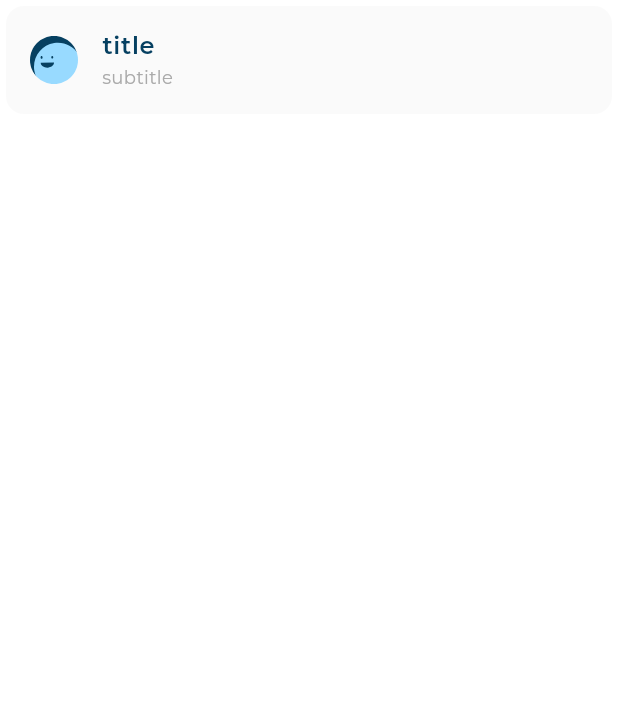
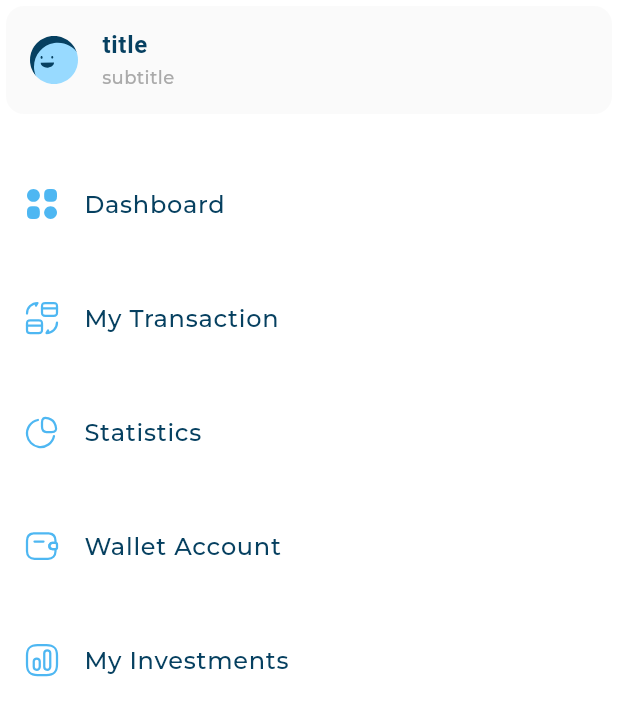
Before and after one commit to Adham167/responsive_dash_board, a Flutter app: the DashboardDesktopLayout screen opened directly, on a phone screen of 412 x 824 dp. Shown: the top 716 px of the screen. Run offline on Flutter 3.47's test engine with Material 3 defaults, Android fonts, the phone set to English and light mode, and no system bars; our stand-ins replace flutter_svg; project files that could hold a hidden picture were left out.

Commit message:
adding custom drawer

```diff
--- a/lib/main.dart
+++ b/lib/main.dart
@@ -5,14 +5,13 @@ void main() {
   runApp(ResponsiveDashBoard());
 }
 
-
-
 class ResponsiveDashBoard extends StatelessWidget {
   const ResponsiveDashBoard({super.key});
 
   @override
   Widget build(BuildContext context) {
     return MaterialApp(
+      debugShowCheckedModeBanner: false,
       home: DashBoardView(),
     );
   }
--- /dev/null
+++ b/lib/models/drawer_item_model.dart
@@ -0,0 +1,6 @@
+class DrawerItemModel {
+  final String title;
+  final String image;
+
+  const DrawerItemModel({required this.title, required this.image});
+}
--- a/lib/utils/app_styles.dart
+++ b/lib/utils/app_styles.dart
@@ -28,7 +28,7 @@ abstract class AppStyles {
   static const TextStyle styleSemiBold16 = TextStyle(
     color: Color(0xFF064061),
     fontSize: 16,
-    fontFamily: 'Montserrat',
+
     fontWeight: FontWeight.w600,
   );
   static const TextStyle styleSemiBold20 = TextStyle(
--- a/lib/widgets/custom_drawer.dart
+++ b/lib/widgets/custom_drawer.dart
@@ -1,10 +1,19 @@
 import 'package:flutter/material.dart';
+import 'package:responsive_dash_board/models/drawer_item_model.dart';
 import 'package:responsive_dash_board/utils/app_images.dart';
+import 'package:responsive_dash_board/widgets/drawer_item.dart';
 import 'package:responsive_dash_board/widgets/user_info_list_tile.dart';
 
 class CustomDrawer extends StatelessWidget {
   const CustomDrawer({super.key});
 
+  static const List<DrawerItemModel> items = [
+    DrawerItemModel(title: "Dashboard", image: Assets.imagesDashboard),
+    DrawerItemModel(title: "My Transaction", image: Assets.imagesMyTransctions),
+    DrawerItemModel(title: "Statistics", image: Assets.imagesStatistics),
+    DrawerItemModel(title: "Wallet Account", image: Assets.imagesWalletAccount),
+    DrawerItemModel(title: "My Investments", image: Assets.imagesMyInvestments),
+  ];
   @override
   Widget build(BuildContext context) {
     return Container(
@@ -16,6 +25,19 @@ class CustomDrawer extends StatelessWidget {
             title: "title",
             subtitle: "subtitle",
           ),
+          SizedBox(height: 8),
+
+          ListView.builder(
+            shrinkWrap: true,
+            physics: NeverScrollableScrollPhysics(),
+            itemCount: items.length,
+            itemBuilder: (context, index) {
+              return Padding(
+                padding: const EdgeInsets.only(top: 20.0),
+                child: DrawerItem(drawerItemModel: items[index]),
+              );
+            },
+          ),
         ],
       ),
     );
--- /dev/null
+++ b/lib/widgets/drawer_item.dart
@@ -0,0 +1,16 @@
+import 'package:flutter/material.dart';
+import 'package:flutter_svg/svg.dart';
+import 'package:responsive_dash_board/models/drawer_item_model.dart';
+import 'package:responsive_dash_board/utils/app_styles.dart';
+
+class DrawerItem extends StatelessWidget {
+  const DrawerItem({super.key, required this.drawerItemModel});
+  final DrawerItemModel drawerItemModel;
+  @override
+  Widget build(BuildContext context) {
+    return ListTile(
+      leading:SvgPicture.asset(drawerItemModel.image),
+      title: Text(drawerItemModel.title,style: AppStyles.styleRegular16,),
+    );
+  }
+}
--- a/pubspec.yaml
+++ b/pubspec.yaml
@@ -71,7 +71,7 @@ flutter:
     - family: Montserrat
       fonts:
         - asset: assets/fonts/Montserrat-Regular.ttf
-        - asset: assets/fonts/Montserrat-Regular.ttf
+        - asset: assets/fonts/Montserrat-Medium.ttf
   # For details regarding fonts from package dependencies,
   # see https://flutter.dev/to/font-from-package
 flutter_assets:
```
